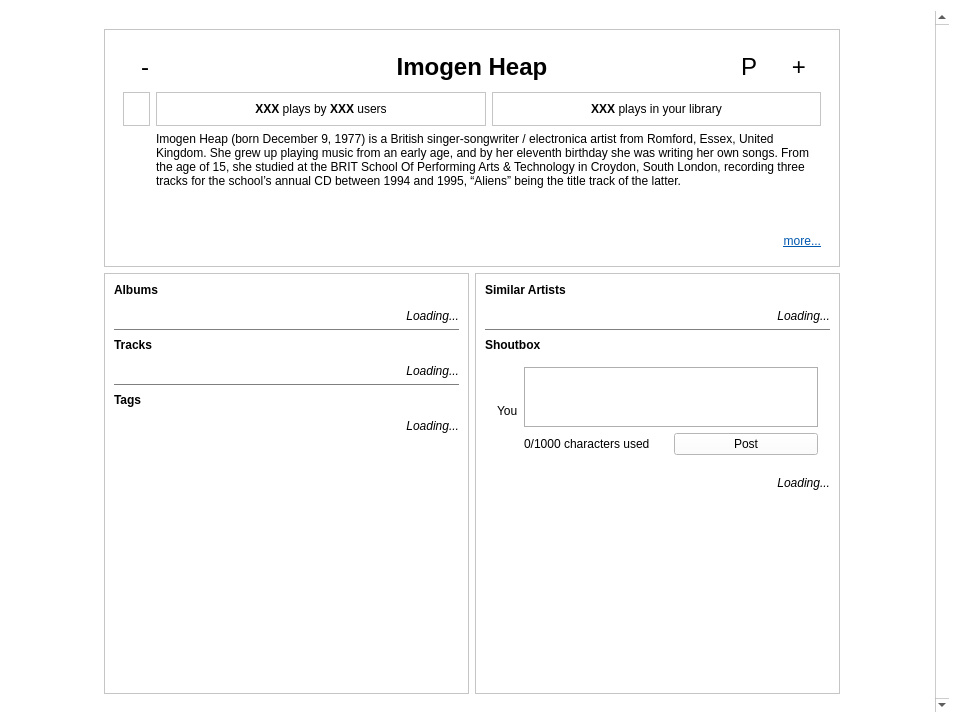
Old version of the form artistcontext.ui in the repository jnetterf/hathor.
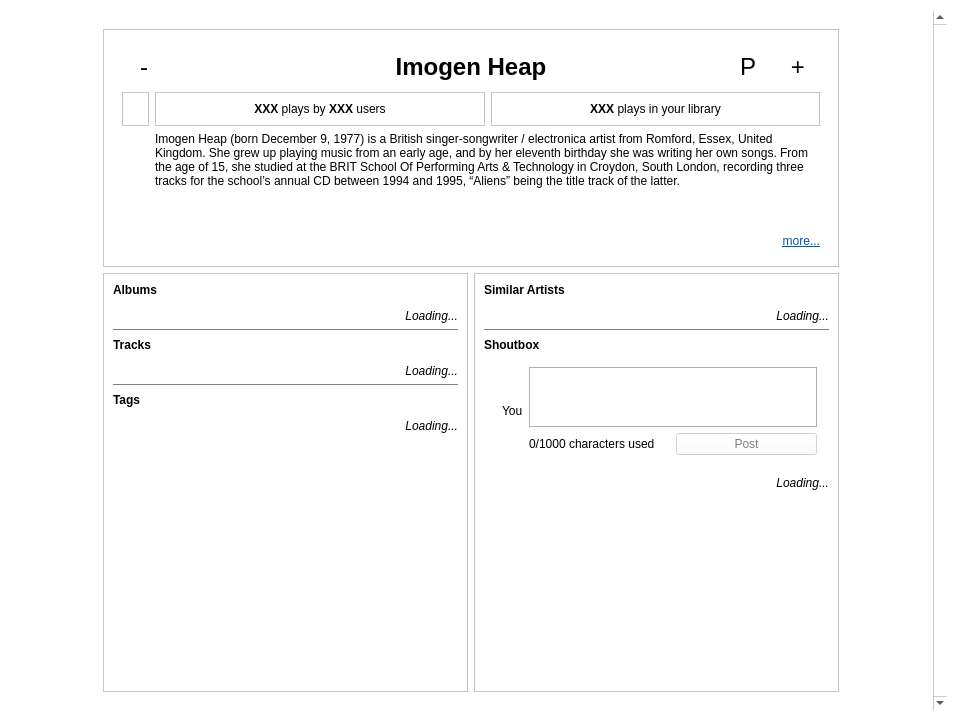
New version of the form. Icons and pictures are not drawn. Custom widgets are drawn as their Qt base class.

Commit message: - bugfixes  - enabled slideshow  - fixed some layout issues  - enabled shouting at artists  - fixed Rdio interface (but some refactoring is needed)  - refactored login screen/main context (code written a year and a half ago, before I started this project)  - I'm probably forgetting something

```diff
--- a/artistcontext.ui
+++ b/artistcontext.ui
@@ -6,8 +6,8 @@
    <rect>
     <x>0</x>
     <y>0</y>
-    <width>960</width>
-    <height>723</height>
+    <width>958</width>
+    <height>721</height>
    </rect>
   </property>
   <property name="palette">
@@ -451,8 +451,8 @@
        <rect>
         <x>0</x>
         <y>0</y>
-        <width>933</width>
-        <height>711</height>
+        <width>931</width>
+        <height>709</height>
        </rect>
       </property>
       <layout class="QGridLayout" name="gridLayout_4">
@@ -1130,7 +1130,7 @@
                </property>
                <layout class="QGridLayout" name="gridLayout_7">
                 <property name="leftMargin">
-                 <number>12</number>
+                 <number>18</number>
                 </property>
                 <property name="rightMargin">
                  <number>12</number>
@@ -1599,6 +1599,9 @@
                    </item>
                    <item row="1" column="3">
                     <widget class="QPushButton" name="pushButton">
+                     <property name="enabled">
+                      <bool>false</bool>
+                     </property>
                      <property name="text">
                       <string>Post</string>
                      </property>
```
Left out of the diff: 2 changed lines with no effect on the pictures. The commit also changes 47 other files.
